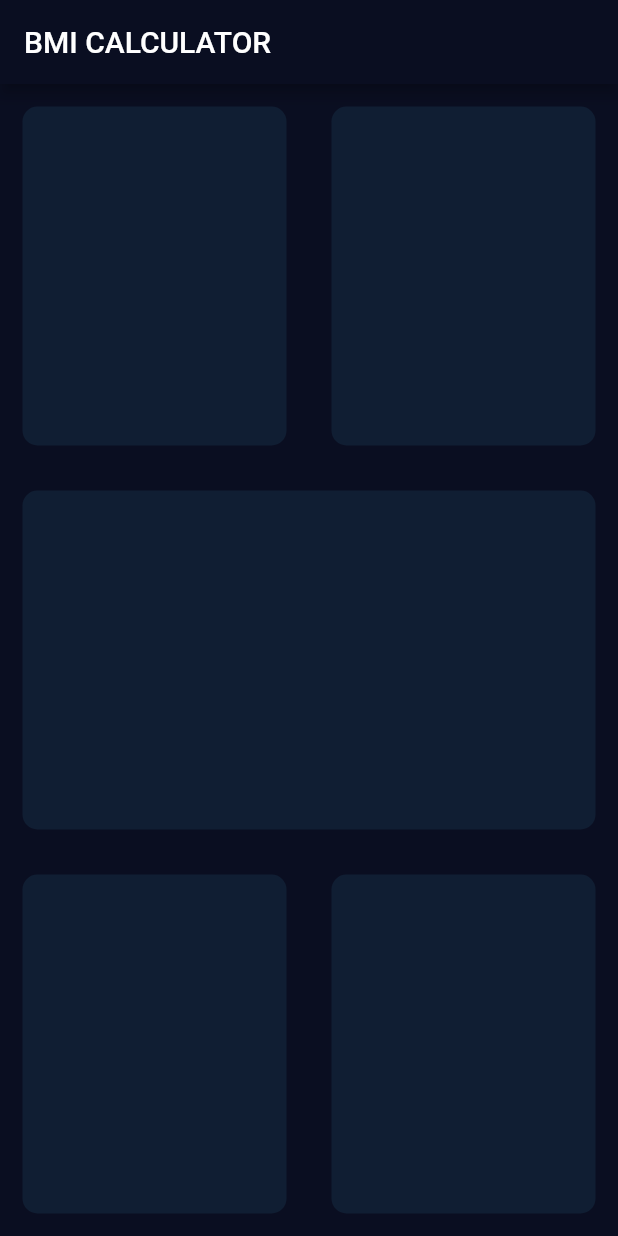
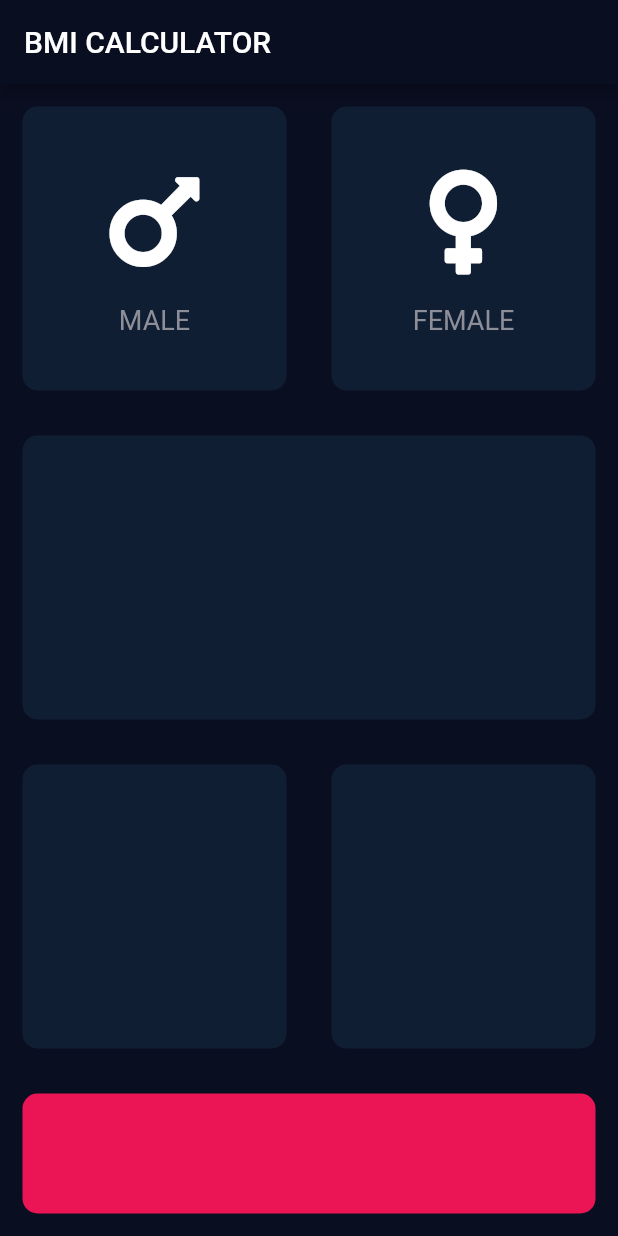
Before and after one commit to bekzodrakhmatof/BMI-CALCULATOR, a Flutter app: the screen it shows after launch, on a phone screen of 412 x 824 dp. Run offline on Flutter 3.47's test engine with Material 2 defaults, Android fonts, the phone set to English and light mode, and no system bars; our stand-ins replace font_awesome_flutter.

Commit message:
IconContent widget implemented

```diff
--- /dev/null
+++ b/lib/icon_content.dart
@@ -0,0 +1,34 @@
+import 'package:flutter/cupertino.dart';
+
+const labelTextStyle = TextStyle(
+  fontSize: 18,
+  color: Color(0xFF8D8E98),
+);
+
+class IconContent extends StatelessWidget {
+
+  IconContent({this.icon, this.label});
+
+  final IconData icon;
+  final String label;
+
+  @override
+  Widget build(BuildContext context) {
+    return Column(
+      mainAxisAlignment: MainAxisAlignment.center,
+      children: <Widget>[
+        Icon(
+          icon,
+          size: 80,
+        ),
+        SizedBox(
+          height: 15,
+        ),
+        Text(
+          label,
+          style: labelTextStyle,
+        )
+      ],
+    );
+  }
+}
--- a/lib/input_page.dart
+++ b/lib/input_page.dart
@@ -1,5 +1,11 @@
 import 'package:flutter/material.dart';
+import 'package:font_awesome_flutter/font_awesome_flutter.dart';
 import 'reusable_card.dart';
+import 'icon_content.dart';
+
+const bottomContainerHeight = 80.0;
+const activeCardColor = Color(0xFF101E33);
+const bottomContainerColor = Color(0xFFEB1555);
 
 class InputPage extends StatefulWidget {
 
@@ -15,19 +21,28 @@ class _InputPageState extends State<InputPage> {
       appBar: AppBar(
         title: Text("BMI CALCULATOR"),
       ),
-      body: Column(
+      body: SafeArea(
+        child: Column(
           children: <Widget>[
             Expanded(
               child: Row(
                 children: <Widget>[
                   Expanded(
                     child: ReusableCard(
-                      color: Color(0xFF101E33),
-                    )
+                      color: activeCardColor,
+                      cardChild: IconContent(
+                        icon: FontAwesomeIcons.mars,
+                        label: "MALE",
+                      ),
+                    ),
                   ),
                   Expanded(
                     child: ReusableCard(
-                    color: Color(0xFF101E33),
+                      color: activeCardColor,
+                      cardChild: IconContent(
+                        icon: FontAwesomeIcons.venus,
+                        label: "FEMALE",
+                      ),
                     )
                   ),
                 ],
@@ -35,7 +50,7 @@ class _InputPageState extends State<InputPage> {
             ),
             Expanded(
               child: ReusableCard(
-              color: Color(0xFF101E33),
+                color: activeCardColor,
               )
             ),
             Expanded(
@@ -43,18 +58,28 @@ class _InputPageState extends State<InputPage> {
                 children: <Widget>[
                   Expanded(
                     child: ReusableCard(
-                    color: Color(0xFF101E33),
+                      color: activeCardColor,
                     )
                   ),
                   Expanded(
                     child: ReusableCard(
-                    color: Color(0xFF101E33),
+                      color: activeCardColor,
                     )
                   ),
                 ],
               ),
             ),
+            Container(
+              margin: EdgeInsets.all(15),
+              decoration: BoxDecoration(
+                color: bottomContainerColor,
+                borderRadius: BorderRadius.circular(10),
+              ),
+              width: double.infinity,
+              height: bottomContainerHeight,
+            )
           ],
+        ),
       ),
     );
   }
--- a/lib/reusable_card.dart
+++ b/lib/reusable_card.dart
@@ -2,11 +2,13 @@ import 'package:flutter/cupertino.dart';
 
 class ReusableCard extends StatelessWidget {
 
-  ReusableCard({@required this.color});
+  ReusableCard({@required this.color, this.cardChild});
   final Color color;
+  final Widget cardChild;
   @override
   Widget build(BuildContext context) {
     return Container(
+        child: cardChild,
         margin: EdgeInsets.all(15),
         decoration: BoxDecoration(
           color: color,
```
Also changed, not shown: pubspec.yaml (+2 -54 lines), pubspec.lock. Lines whose indentation alone changed are shown as unchanged.
